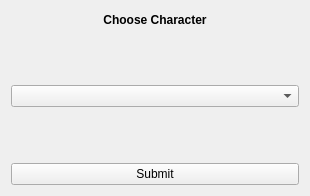
Above: forms/ui_forms/load_char_form.ui from ericmullally/dnd_tracker before the change. Below: the same form after it.
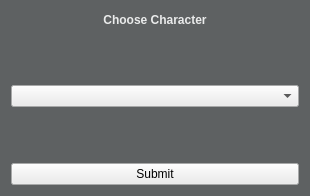
That is the form after the change.

```diff
--- a/forms/ui_forms/load_char_form.ui
+++ b/forms/ui_forms/load_char_form.ui
@@ -10,9 +10,454 @@
     <height>196</height>
    </rect>
   </property>
+  <property name="palette">
+   <palette>
+    <active>
+     <colorrole role="WindowText">
+      <brush brushstyle="SolidPattern">
+       <color alpha="255">
+        <red>234</red>
+        <green>235</green>
+        <blue>235</blue>
+       </color>
+      </brush>
+     </colorrole>
+     <colorrole role="Button">
+      <brush brushstyle="SolidPattern">
+       <color alpha="255">
+        <red>94</red>
+        <green>97</green>
+        <blue>98</blue>
+       </color>
+      </brush>
+     </colorrole>
+     <colorrole role="Light">
+      <brush brushstyle="SolidPattern">
+       <color alpha="255">
+        <red>141</red>
+        <green>146</green>
+        <blue>147</blue>
+       </color>
+      </brush>
+     </colorrole>
+     <colorrole role="Midlight">
+      <brush brushstyle="SolidPattern">
+       <color alpha="255">
+        <red>117</red>
+        <green>121</green>
+        <blue>122</blue>
+       </color>
+      </brush>
+     </colorrole>
+     <colorrole role="Dark">
+      <brush brushstyle="SolidPattern">
+       <color alpha="255">
+        <red>47</red>
+        <green>48</green>
+        <blue>49</blue>
+       </color>
+      </brush>
+     </colorrole>
+     <colorrole role="Mid">
+      <brush brushstyle="SolidPattern">
+       <color alpha="255">
+        <red>62</red>
+        <green>64</green>
+        <blue>65</blue>
+       </color>
+      </brush>
+     </colorrole>
+     <colorrole role="Text">
+      <brush brushstyle="SolidPattern">
+       <color alpha="255">
+        <red>234</red>
+        <green>235</green>
+        <blue>235</blue>
+       </color>
+      </brush>
+     </colorrole>
+     <colorrole role="BrightText">
+      <brush brushstyle="SolidPattern">
+       <color alpha="255">
+        <red>255</red>
+        <green>255</green>
+        <blue>255</blue>
+       </color>
+      </brush>
+     </colorrole>
+     <colorrole role="ButtonText">
+      <brush brushstyle="SolidPattern">
+       <color alpha="255">
+        <red>234</red>
+        <green>235</green>
+        <blue>235</blue>
+       </color>
+      </brush>
+     </colorrole>
+     <colorrole role="Base">
+      <brush brushstyle="SolidPattern">
+       <color alpha="255">
+        <red>0</red>
+        <green>0</green>
+        <blue>0</blue>
+       </color>
+      </brush>
+     </colorrole>
+     <colorrole role="Window">
+      <brush brushstyle="SolidPattern">
+       <color alpha="255">
+        <red>94</red>
+        <green>97</green>
+        <blue>98</blue>
+       </color>
+      </brush>
+     </colorrole>
+     <colorrole role="Shadow">
+      <brush brushstyle="SolidPattern">
+       <color alpha="255">
+        <red>0</red>
+        <green>0</green>
+        <blue>0</blue>
+       </color>
+      </brush>
+     </colorrole>
+     <colorrole role="AlternateBase">
+      <brush brushstyle="SolidPattern">
+       <color alpha="255">
+        <red>47</red>
+        <green>48</green>
+        <blue>49</blue>
+       </color>
+      </brush>
+     </colorrole>
+     <colorrole role="ToolTipBase">
+      <brush brushstyle="SolidPattern">
+       <color alpha="255">
+        <red>255</red>
+        <green>255</green>
+        <blue>220</blue>
+       </color>
+      </brush>
+     </colorrole>
+     <colorrole role="ToolTipText">
+      <brush brushstyle="SolidPattern">
+       <color alpha="255">
+        <red>0</red>
+        <green>0</green>
+        <blue>0</blue>
+       </color>
+      </brush>
+     </colorrole>
+     <colorrole role="PlaceholderText">
+      <brush brushstyle="SolidPattern">
+       <color alpha="128">
+        <red>255</red>
+        <green>255</green>
+        <blue>255</blue>
+       </color>
+      </brush>
+     </colorrole>
+    </active>
+    <inactive>
+     <colorrole role="WindowText">
+      <brush brushstyle="SolidPattern">
+       <color alpha="255">
+        <red>234</red>
+        <green>235</green>
+        <blue>235</blue>
+       </color>
+      </brush>
+     </colorrole>
+     <colorrole role="Button">
+      <brush brushstyle="SolidPattern">
+       <color alpha="255">
+        <red>94</red>
+        <green>97</green>
+        <blue>98</blue>
+       </color>
+      </brush>
+     </colorrole>
+     <colorrole role="Light">
+      <brush brushstyle="SolidPattern">
+       <color alpha="255">
+        <red>141</red>
+        <green>146</green>
+        <blue>147</blue>
+       </color>
+      </brush>
+     </colorrole>
+     <colorrole role="Midlight">
+      <brush brushstyle="SolidPattern">
+       <color alpha="255">
+        <red>117</red>
+        <green>121</green>
+        <blue>122</blue>
+       </color>
+      </brush>
+     </colorrole>
+     <colorrole role="Dark">
+      <brush brushstyle="SolidPattern">
+       <color alpha="255">
+        <red>47</red>
+        <green>48</green>
+        <blue>49</blue>
+       </color>
+      </brush>
+     </colorrole>
+     <colorrole role="Mid">
+      <brush brushstyle="SolidPattern">
+       <color alpha="255">
+        <red>62</red>
+        <green>64</green>
+        <blue>65</blue>
+       </color>
+      </brush>
+     </colorrole>
+     <colorrole role="Text">
+      <brush brushstyle="SolidPattern">
+       <color alpha="255">
+        <red>234</red>
+        <green>235</green>
+        <blue>235</blue>
+       </color>
+      </brush>
+     </colorrole>
+     <colorrole role="BrightText">
+      <brush brushstyle="SolidPattern">
+       <color alpha="255">
+        <red>255</red>
+        <green>255</green>
+        <blue>255</blue>
+       </color>
+      </brush>
+     </colorrole>
+     <colorrole role="ButtonText">
+      <brush brushstyle="SolidPattern">
+       <color alpha="255">
+        <red>234</red>
+        <green>235</green>
+        <blue>235</blue>
+       </color>
+      </brush>
+     </colorrole>
+     <colorrole role="Base">
+      <brush brushstyle="SolidPattern">
+       <color alpha="255">
+        <red>0</red>
+        <green>0</green>
+        <blue>0</blue>
+       </color>
+      </brush>
+     </colorrole>
+     <colorrole role="Window">
+      <brush brushstyle="SolidPattern">
+       <color alpha="255">
+        <red>94</red>
+        <green>97</green>
+        <blue>98</blue>
+       </color>
+      </brush>
+     </colorrole>
+     <colorrole role="Shadow">
+      <brush brushstyle="SolidPattern">
+       <color alpha="255">
+        <red>0</red>
+        <green>0</green>
+        <blue>0</blue>
+       </color>
+      </brush>
+     </colorrole>
+     <colorrole role="AlternateBase">
+      <brush brushstyle="SolidPattern">
+       <color alpha="255">
+        <red>47</red>
+        <green>48</green>
+        <blue>49</blue>
+       </color>
+      </brush>
+     </colorrole>
+     <colorrole role="ToolTipBase">
+      <brush brushstyle="SolidPattern">
+       <color alpha="255">
+        <red>255</red>
+        <green>255</green>
+        <blue>220</blue>
+       </color>
+      </brush>
+     </colorrole>
+     <colorrole role="ToolTipText">
+      <brush brushstyle="SolidPattern">
+       <color alpha="255">
+        <red>0</red>
+        <green>0</green>
+        <blue>0</blue>
+       </color>
+      </brush>
+     </colorrole>
+     <colorrole role="PlaceholderText">
+      <brush brushstyle="SolidPattern">
+       <color alpha="128">
+        <red>255</red>
+        <green>255</green>
+        <blue>255</blue>
+       </color>
+      </brush>
+     </colorrole>
+    </inactive>
+    <disabled>
+     <colorrole role="WindowText">
+      <brush brushstyle="SolidPattern">
+       <color alpha="255">
+        <red>234</red>
+        <green>235</green>
+        <blue>235</blue>
+       </color>
+      </brush>
+     </colorrole>
+     <colorrole role="Button">
+      <brush brushstyle="SolidPattern">
+       <color alpha="255">
+        <red>94</red>
+        <green>97</green>
+        <blue>98</blue>
+       </color>
+      </brush>
+     </colorrole>
+     <colorrole role="Light">
+      <brush brushstyle="SolidPattern">
+       <color alpha="255">
+        <red>141</red>
+        <green>146</green>
+        <blue>147</blue>
+       </color>
+      </brush>
+     </colorrole>
+     <colorrole role="Midlight">
+      <brush brushstyle="SolidPattern">
+       <color alpha="255">
+        <red>117</red>
+        <green>121</green>
+        <blue>122</blue>
+       </color>
+      </brush>
+     </colorrole>
+     <colorrole role="Dark">
+      <brush brushstyle="SolidPattern">
+       <color alpha="255">
+        <red>47</red>
+        <green>48</green>
+        <blue>49</blue>
+       </color>
+      </brush>
+     </colorrole>
+     <colorrole role="Mid">
+      <brush brushstyle="SolidPattern">
+       <color alpha="255">
+        <red>62</red>
+        <green>64</green>
+        <blue>65</blue>
+       </color>
+      </brush>
+     </colorrole>
+     <colorrole role="Text">
+      <brush brushstyle="SolidPattern">
+       <color alpha="255">
+        <red>234</red>
+        <green>235</green>
+        <blue>235</blue>
+       </color>
+      </brush>
+     </colorrole>
+     <colorrole role="BrightText">
+      <brush brushstyle="SolidPattern">
+       <color alpha="255">
+        <red>255</red>
+        <green>255</green>
+        <blue>255</blue>
+       </color>
+      </brush>
+     </colorrole>
+     <colorrole role="ButtonText">
+      <brush brushstyle="SolidPattern">
+       <color alpha="255">
+        <red>234</red>
+        <green>235</green>
+        <blue>235</blue>
+       </color>
+      </brush>
+     </colorrole>
+     <colorrole role="Base">
+      <brush brushstyle="SolidPattern">
+       <color alpha="255">
+        <red>94</red>
+        <green>97</green>
+        <blue>98</blue>
+       </color>
+      </brush>
+     </colorrole>
+     <colorrole role="Window">
+      <brush brushstyle="SolidPattern">
+       <color alpha="255">
+        <red>94</red>
+        <green>97</green>
+        <blue>98</blue>
+       </color>
+      </brush>
+     </colorrole>
+     <colorrole role="Shadow">
+      <brush brushstyle="SolidPattern">
+       <color alpha="255">
+        <red>0</red>
+        <green>0</green>
+        <blue>0</blue>
+       </color>
+      </brush>
+     </colorrole>
+     <colorrole role="AlternateBase">
+      <brush brushstyle="SolidPattern">
+       <color alpha="255">
+        <red>94</red>
+        <green>97</green>
+        <blue>98</blue>
+       </color>
+      </brush>
+     </colorrole>
+     <colorrole role="ToolTipBase">
+      <brush brushstyle="SolidPattern">
+       <color alpha="255">
+        <red>255</red>
+        <green>255</green>
+        <blue>220</blue>
+       </color>
+      </brush>
+     </colorrole>
+     <colorrole role="ToolTipText">
+      <brush brushstyle="SolidPattern">
+       <color alpha="255">
+        <red>0</red>
+        <green>0</green>
+        <blue>0</blue>
+       </color>
+      </brush>
+     </colorrole>
+     <colorrole role="PlaceholderText">
+      <brush brushstyle="SolidPattern">
+       <color alpha="128">
+        <red>255</red>
+        <green>255</green>
+        <blue>255</blue>
+       </color>
+      </brush>
+     </colorrole>
+    </disabled>
+   </palette>
+  </property>
   <property name="windowTitle">
    <string>Form</string>
   </property>
+  <property name="styleSheet">
+   <string notr="true">color:#eaebeb; </string>
+  </property>
   <layout class="QGridLayout" name="gridLayout">
    <item row="0" column="0">
     <widget class="QLabel" name="choose_character_header">
@@ -33,13 +478,462 @@
    </item>
    <item row="8" column="0">
     <widget class="QPushButton" name="char_submit">
+     <property name="styleSheet">
+      <string notr="true">background-color:#eaebeb; color:black;</string>
+     </property>
      <property name="text">
       <string>Submit</string>
      </property>
     </widget>
    </item>
    <item row="1" column="0" rowspan="7">
-    <widget class="QComboBox" name="character_choices_box"/>
+    <widget class="QComboBox" name="character_choices_box">
+     <property name="palette">
+      <palette>
+       <active>
+        <colorrole role="WindowText">
+         <brush brushstyle="SolidPattern">
+          <color alpha="255">
+           <red>0</red>
+           <green>0</green>
+           <blue>0</blue>
+          </color>
+         </brush>
+        </colorrole>
+        <colorrole role="Button">
+         <brush brushstyle="SolidPattern">
+          <color alpha="255">
+           <red>234</red>
+           <green>235</green>
+           <blue>235</blue>
+          </color>
+         </brush>
+        </colorrole>
+        <colorrole role="Light">
+         <brush brushstyle="SolidPattern">
+          <color alpha="255">
+           <red>255</red>
+           <green>255</green>
+           <blue>255</blue>
+          </color>
+         </brush>
+        </colorrole>
+        <colorrole role="Midlight">
+         <brush brushstyle="SolidPattern">
+          <color alpha="255">
+           <red>244</red>
+           <green>245</green>
+           <blue>245</blue>
+          </color>
+         </brush>
+        </colorrole>
+        <colorrole role="Dark">
+         <brush brushstyle="SolidPattern">
+          <color alpha="255">
+           <red>117</red>
+           <green>117</green>
+           <blue>117</blue>
+          </color>
+         </brush>
+        </colorrole>
+        <colorrole role="Mid">
+         <brush brushstyle="SolidPattern">
+          <color alpha="255">
+           <red>156</red>
+           <green>157</green>
+           <blue>157</blue>
+          </color>
+         </brush>
+        </colorrole>
+        <colorrole role="Text">
+         <brush brushstyle="SolidPattern">
+          <color alpha="255">
+           <red>0</red>
+           <green>0</green>
+           <blue>0</blue>
+          </color>
+         </brush>
+        </colorrole>
+        <colorrole role="BrightText">
+         <brush brushstyle="SolidPattern">
+          <color alpha="255">
+           <red>255</red>
+           <green>255</green>
+           <blue>255</blue>
+          </color>
+         </brush>
+        </colorrole>
+        <colorrole role="ButtonText">
+         <brush brushstyle="SolidPattern">
+          <color alpha="255">
+           <red>0</red>
+           <green>0</green>
+           <blue>0</blue>
+          </color>
+         </brush>
+        </colorrole>
+        <colorrole role="Base">
+         <brush brushstyle="SolidPattern">
+          <color alpha="255">
+           <red>234</red>
+           <green>235</green>
+           <blue>235</blue>
+          </color>
+         </brush>
+        </colorrole>
+        <colorrole role="Window">
+         <brush brushstyle="SolidPattern">
+          <color alpha="255">
+           <red>234</red>
+           <green>235</green>
+           <blue>235</blue>
+          </color>
+         </brush>
+        </colorrole>
+        <colorrole role="Shadow">
+         <brush brushstyle="SolidPattern">
+          <color alpha="255">
+           <red>0</red>
+           <green>0</green>
+           <blue>0</blue>
+          </color>
+         </brush>
+        </colorrole>
+        <colorrole role="AlternateBase">
+         <brush brushstyle="SolidPattern">
+          <color alpha="255">
+           <red>244</red>
+           <green>245</green>
+           <blue>245</blue>
+          </color>
+         </brush>
+        </colorrole>
+        <colorrole role="ToolTipBase">
+         <brush brushstyle="SolidPattern">
+          <color alpha="255">
+           <red>255</red>
+           <green>255</green>
+           <blue>220</blue>
+          </color>
+         </brush>
+        </colorrole>
+        <colorrole role="ToolTipText">
+         <brush brushstyle="SolidPattern">
+          <color alpha="255">
+           <red>0</red>
+           <green>0</green>
+           <blue>0</blue>
+          </color>
+         </brush>
+        </colorrole>
+        <colorrole role="PlaceholderText">
+         <brush brushstyle="SolidPattern">
+          <color alpha="128">
+           <red>0</red>
+           <green>0</green>
+           <blue>0</blue>
+          </color>
+         </brush>
+        </colorrole>
+       </active>
+       <inactive>
+        <colorrole role="WindowText">
+         <brush brushstyle="SolidPattern">
+          <color alpha="255">
+           <red>0</red>
+           <green>0</green>
+           <blue>0</blue>
+          </color>
+         </brush>
+        </colorrole>
+        <colorrole role="Button">
+         <brush brushstyle="SolidPattern">
+          <color alpha="255">
+           <red>234</red>
+           <green>235</green>
+           <blue>235</blue>
+          </color>
+         </brush>
+        </colorrole>
+        <colorrole role="Light">
+         <brush brushstyle="SolidPattern">
+          <color alpha="255">
+           <red>255</red>
+           <green>255</green>
+           <blue>255</blue>
+          </color>
+         </brush>
+        </colorrole>
+        <colorrole role="Midlight">
+         <brush brushstyle="SolidPattern">
+          <color alpha="255">
+           <red>244</red>
+           <green>245</green>
+           <blue>245</blue>
+          </color>
+         </brush>
+        </colorrole>
+        <colorrole role="Dark">
+         <brush brushstyle="SolidPattern">
+          <color alpha="255">
+           <red>117</red>
+           <green>117</green>
+           <blue>117</blue>
+          </color>
+         </brush>
+        </colorrole>
+        <colorrole role="Mid">
+         <brush brushstyle="SolidPattern">
+          <color alpha="255">
+           <red>156</red>
+           <green>157</green>
+           <blue>157</blue>
+          </color>
+         </brush>
+        </colorrole>
+        <colorrole role="Text">
+         <brush brushstyle="SolidPattern">
+          <color alpha="255">
+           <red>0</red>
+           <green>0</green>
+           <blue>0</blue>
+          </color>
+         </brush>
+        </colorrole>
+        <colorrole role="BrightText">
+         <brush brushstyle="SolidPattern">
+          <color alpha="255">
+           <red>255</red>
+           <green>255</green>
+           <blue>255</blue>
+          </color>
+         </brush>
+        </colorrole>
+        <colorrole role="ButtonText">
+         <brush brushstyle="SolidPattern">
+          <color alpha="255">
+           <red>0</red>
+           <green>0</green>
+           <blue>0</blue>
+          </color>
+         </brush>
+        </colorrole>
+        <colorrole role="Base">
+         <brush brushstyle="SolidPattern">
+          <color alpha="255">
+           <red>234</red>
+           <green>235</green>
+           <blue>235</blue>
+          </color>
+         </brush>
+        </colorrole>
+        <colorrole role="Window">
+         <brush brushstyle="SolidPattern">
+          <color alpha="255">
+           <red>234</red>
+           <green>235</green>
+           <blue>235</blue>
+          </color>
+         </brush>
+        </colorrole>
+        <colorrole role="Shadow">
+         <brush brushstyle="SolidPattern">
+          <color alpha="255">
+           <red>0</red>
+           <green>0</green>
+           <blue>0</blue>
+          </color>
+         </brush>
+        </colorrole>
+        <colorrole role="AlternateBase">
+         <brush brushstyle="SolidPattern">
+          <color alpha="255">
+           <red>244</red>
+           <green>245</green>
+           <blue>245</blue>
+          </color>
+         </brush>
+        </colorrole>
+        <colorrole role="ToolTipBase">
+         <brush brushstyle="SolidPattern">
+          <color alpha="255">
+           <red>255</red>
+           <green>255</green>
+           <blue>220</blue>
+          </color>
+         </brush>
+        </colorrole>
+        <colorrole role="ToolTipText">
+         <brush brushstyle="SolidPattern">
+          <color alpha="255">
+           <red>0</red>
+           <green>0</green>
+           <blue>0</blue>
+          </color>
+         </brush>
+        </colorrole>
+        <colorrole role="PlaceholderText">
+         <brush brushstyle="SolidPattern">
+          <color alpha="128">
+           <red>0</red>
+           <green>0</green>
+           <blue>0</blue>
+          </color>
+         </brush>
+        </colorrole>
+       </inactive>
+       <disabled>
+        <colorrole role="WindowText">
+         <brush brushstyle="SolidPattern">
+          <color alpha="255">
+           <red>0</red>
+           <green>0</green>
+           <blue>0</blue>
+          </color>
+         </brush>
+        </colorrole>
+        <colorrole role="Button">
+         <brush brushstyle="SolidPattern">
+          <color alpha="255">
+           <red>234</red>
+           <green>235</green>
+           <blue>235</blue>
+          </color>
+         </brush>
+        </colorrole>
+        <colorrole role="Light">
+         <brush brushstyle="SolidPattern">
+          <color alpha="255">
+           <red>255</red>
+           <green>255</green>
+           <blue>255</blue>
+          </color>
+         </brush>
+        </colorrole>
+        <colorrole role="Midlight">
+         <brush brushstyle="SolidPattern">
+          <color alpha="255">
+           <red>244</red>
+           <green>245</green>
+           <blue>245</blue>
+          </color>
+         </brush>
+        </colorrole>
+        <colorrole role="Dark">
+         <brush brushstyle="SolidPattern">
+          <color alpha="255">
+           <red>117</red>
+           <green>117</green>
+           <blue>117</blue>
+          </color>
+         </brush>
+        </colorrole>
+        <colorrole role="Mid">
+         <brush brushstyle="SolidPattern">
+          <color alpha="255">
+           <red>156</red>
+           <green>157</green>
+           <blue>157</blue>
+          </color>
+         </brush>
+        </colorrole>
+        <colorrole role="Text">
+         <brush brushstyle="SolidPattern">
+          <color alpha="255">
+           <red>0</red>
+           <green>0</green>
+           <blue>0</blue>
+          </color>
+         </brush>
+        </colorrole>
+        <colorrole role="BrightText">
+         <brush brushstyle="SolidPattern">
+          <color alpha="255">
+           <red>255</red>
+           <green>255</green>
+           <blue>255</blue>
+          </color>
+         </brush>
+        </colorrole>
+        <colorrole role="ButtonText">
+         <brush brushstyle="SolidPattern">
+          <color alpha="255">
+           <red>0</red>
+           <green>0</green>
+           <blue>0</blue>
+          </color>
+         </brush>
+        </colorrole>
+        <colorrole role="Base">
+         <brush brushstyle="SolidPattern">
+          <color alpha="255">
+           <red>234</red>
+           <green>235</green>
+           <blue>235</blue>
+          </color>
+         </brush>
+        </colorrole>
+        <colorrole role="Window">
+         <brush brushstyle="SolidPattern">
+          <color alpha="255">
+           <red>234</red>
+           <green>235</green>
+           <blue>235</blue>
+          </color>
+         </brush>
+        </colorrole>
+        <colorrole role="Shadow">
+         <brush brushstyle="SolidPattern">
+          <color alpha="255">
+           <red>0</red>
+           <green>0</green>
+           <blue>0</blue>
+          </color>
+         </brush>
+        </colorrole>
+        <colorrole role="AlternateBase">
+         <brush brushstyle="SolidPattern">
+          <color alpha="255">
+           <red>234</red>
+           <green>235</green>
+           <blue>235</blue>
+          </color>
+         </brush>
+        </colorrole>
+        <colorrole role="ToolTipBase">
+         <brush brushstyle="SolidPattern">
+          <color alpha="255">
+           <red>255</red>
+           <green>255</green>
+           <blue>220</blue>
+          </color>
+         </brush>
+        </colorrole>
+        <colorrole role="ToolTipText">
+         <brush brushstyle="SolidPattern">
+          <color alpha="255">
+           <red>0</red>
+           <green>0</green>
+           <blue>0</blue>
+          </color>
+         </brush>
+        </colorrole>
+        <colorrole role="PlaceholderText">
+         <brush brushstyle="SolidPattern">
+          <color alpha="128">
+           <red>0</red>
+           <green>0</green>
+           <blue>0</blue>
+          </color>
+         </brush>
+        </colorrole>
+       </disabled>
+      </palette>
+     </property>
+     <property name="styleSheet">
+      <string notr="true">background-color:#eaebeb; color:black;</string>
+     </property>
+    </widget>
    </item>
   </layout>
  </widget>
```
